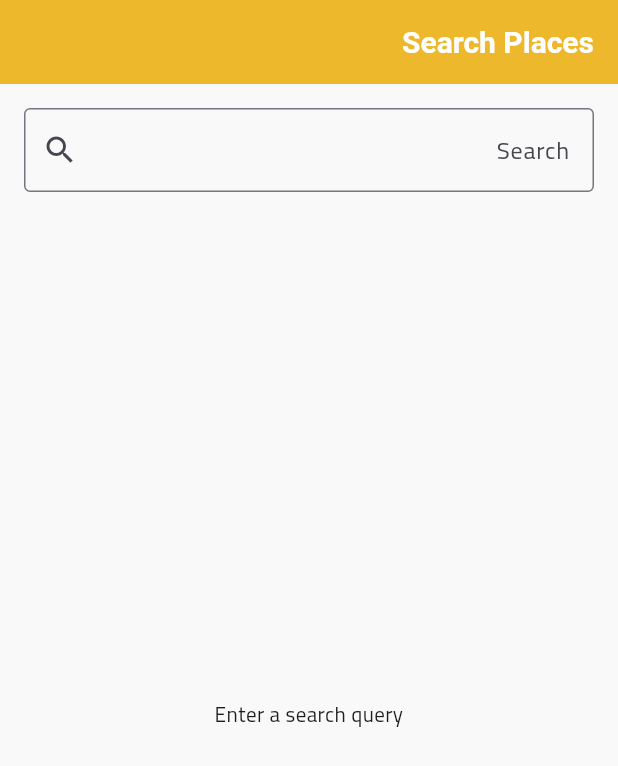
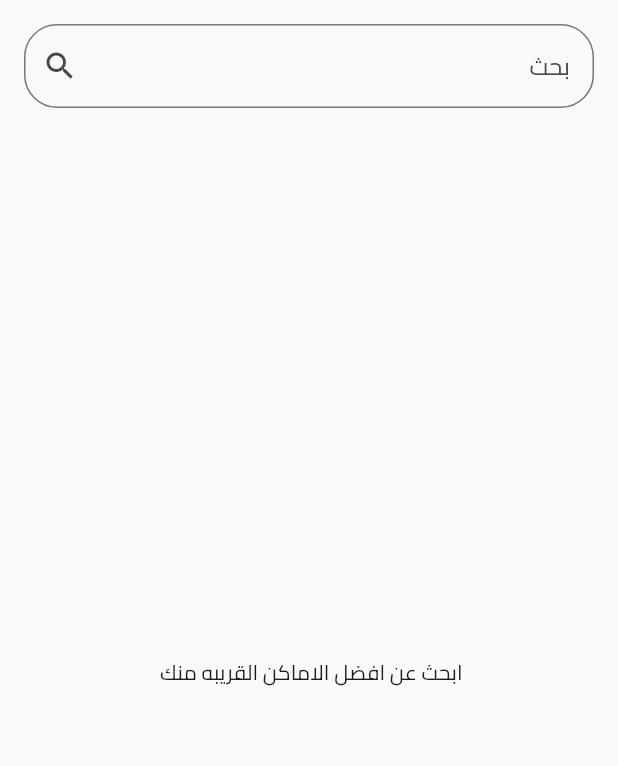
Before and after one commit to 4thPyramid/Review-and-order, a Flutter app: the SearchView screen opened directly, on a phone screen of 412 x 824 dp. Shown: the top 766 px of the screen. Run offline on Flutter 3.47's test engine with Material 3 defaults, Android fonts, the phone set to English and light mode, and no system bars; our stand-ins replace bloc, cached_network_image, dartz, dio, flutter_bloc, flutter_rating_bar and 9 more; accounts and stored records are empty; project files that could hold a hidden picture were left out.

Commit message:
feat: Refactor search functionality with new input and results components

```diff
--- a/lib/src/features/home/presentation/view/home_view.dart
+++ b/lib/src/features/home/presentation/view/home_view.dart
@@ -23,9 +23,6 @@ class HomeView extends StatelessWidget {
         child: Column(crossAxisAlignment: CrossAxisAlignment.start, children: [
           const HomeAppBar(),
           SizedBox(height: 20.h),
-          // const CustomTextFormField(
-          //     hintText: AppStrings.searchFor, prefixIcon: Icon(Icons.search)),
-          SizedBox(height: 20.h),
           const CustomRowFilter(),
           SizedBox(height: 20.h),
           const CustomTitle(title: AppStrings.bestRestaurantsCafes),
--- a/lib/src/features/search/data/datasourse/search_api_service.dart
+++ b/lib/src/features/search/data/datasourse/search_api_service.dart
@@ -20,8 +20,8 @@ class SearchApiServiceImpl implements SearchApiService {
   Future<Either<ErrorModel, SearchResponse>> getSearchResult(
       String query) async {
     try {
-      final response = await _api.get('search', queryParameters: {
-        'query': query,
+      final response = await _api.get('search?name=$query', queryParameters: {
+        'name': query,
       });
 
       final places = SearchResponse.fromJson(response);
--- a/lib/src/features/search/data/model/search_model.dart
+++ b/lib/src/features/search/data/model/search_model.dart
@@ -33,8 +33,8 @@ class SearchResponse {
   @JsonKey(name: 'per_page')
   final int perPage;
 
-  //@JsonKey(name: 'prev_page_url')
-  // final String prevPageUrl;
+  @JsonKey(name: 'prev_page_url')
+  final String prevPageUrl;
 
   final int to;
 
@@ -51,7 +51,7 @@ class SearchResponse {
     required this.nextPageUrl,
     required this.path,
     required this.perPage,
-    //required this.prevPageUrl,
+    required this.prevPageUrl,
     required this.to,
     required this.total,
   });
--- /dev/null
+++ b/lib/src/features/search/presentation/componant/search_input_field.dart
@@ -0,0 +1,37 @@
+import 'package:flutter/material.dart';
+import 'package:flutter_bloc/flutter_bloc.dart';
+import 'package:review_app/src/features/search/presentation/logic/cubit/search_cubit.dart';
+
+class SearchInputField extends StatelessWidget {
+  final TextEditingController _controller = TextEditingController();
+
+  SearchInputField({super.key});
+
+  @override
+  Widget build(BuildContext context) {
+    return TextField(
+      controller: _controller,
+      decoration: InputDecoration(
+        labelText: 'بحث',
+        hintText: 'ابحث عن مكان',
+        border: const OutlineInputBorder(
+          borderRadius: BorderRadius.all(Radius.circular(22)),
+        ),
+        suffixIcon: IconButton(
+          icon: const Icon(Icons.search),
+          onPressed: () {
+            final query = _controller.text.trim();
+            if (query.isNotEmpty) {
+              context.read<SearchCubit>().getSearchResult(query);
+            }
+          },
+        ),
+      ),
+      onSubmitted: (query) {
+        if (query.trim().isNotEmpty) {
+          context.read<SearchCubit>().getSearchResult(query);
+        }
+      },
+    );
+  }
+}
--- /dev/null
+++ b/lib/src/features/search/presentation/componant/search_result_componant.dart
@@ -0,0 +1,50 @@
+import 'dart:ui';
+
+import 'package:flutter/material.dart';
+import 'package:flutter_bloc/flutter_bloc.dart';
+import 'package:go_router/go_router.dart';
+import 'package:review_app/core/routes/router_names.dart';
+import 'package:review_app/src/features/search/presentation/logic/cubit/search_cubit.dart';
+
+class SearchResultsList extends StatelessWidget {
+  const SearchResultsList({super.key});
+
+  @override
+  Widget build(BuildContext context) {
+    return BlocBuilder<SearchCubit, SearchState>(
+      builder: (context, state) {
+        return state.when(
+          initial: () =>
+              const Center(child: Text('ابحث عن افضل الاماكن القريبه منك ')),
+          loading: () => const Center(child: CircularProgressIndicator()),
+          loaded: (searchResponse) {
+            final places = searchResponse.first.data;
+            if (places.isEmpty) {
+              return const Center(child: Text('لا يوجد نتائج'));
+            }
+            return ListView.builder(
+              itemCount: places.length,
+              itemBuilder: (context, index) {
+                final place = places[index];
+                return ListTile(
+                  onTap: () {
+                    context.pushReplacement(
+                      RouterNames.placeDetailsView,
+                      extra: {'placeId': places[index].id},
+                    );
+                  },
+                  title: Text(place.name),
+                  subtitle: Text(place.status),
+                  leading: place.coverImage != null
+                      ? Image.network(place.coverImage!)
+                      : const Icon(Icons.place),
+                );
+              },
+            );
+          },
+          error: (error) => Center(child: Text('Error: ${error.message}')),
+        );
+      },
+    );
+  }
+}
--- a/lib/src/features/search/presentation/logic/cubit/search_cubit.dart
+++ b/lib/src/features/search/presentation/logic/cubit/search_cubit.dart
@@ -16,10 +16,7 @@ class SearchCubit extends Cubit<SearchState> {
   Future<void> getSearchResult(String query) async {
     emit(const SearchState.loading());
     try {
-      final result = await _getSearchResults(query).timeout(
-        const Duration(seconds: 10),
-        onTimeout: () => Left(ErrorModel(message: 'Request timed out')),
-      );
+      final result = await _getSearchResults(query);
       result.fold(
         (error) => emit(SearchState.error(error)),
         (places) => emit(SearchState.loaded([places])),
--- a/lib/src/features/search/presentation/view/search_view.dart
+++ b/lib/src/features/search/presentation/view/search_view.dart
@@ -1,5 +1,7 @@
 import 'package:flutter/material.dart';
 import 'package:flutter_bloc/flutter_bloc.dart';
+import 'package:review_app/src/features/search/presentation/componant/search_input_field.dart';
+import 'package:review_app/src/features/search/presentation/componant/search_result_componant.dart';
 import 'package:review_app/src/features/search/presentation/logic/cubit/search_cubit.dart';
 
 class SearchView extends StatelessWidget {
@@ -8,18 +10,13 @@ class SearchView extends StatelessWidget {
   @override
   Widget build(BuildContext context) {
     return Scaffold(
-      appBar: AppBar(
-        title: const Text('Search Places'),
-      ),
       body: Padding(
         padding: const EdgeInsets.all(16.0),
         child: Column(
           children: [
-            // حقل إدخال البحث
             SearchInputField(),
             const SizedBox(height: 16),
-            // عرض نتائج البحث
-            Expanded(
+            const Expanded(
               child: SearchResultsList(),
             ),
           ],
@@ -28,69 +25,3 @@ class SearchView extends StatelessWidget {
     );
   }
 }
-
-class SearchInputField extends StatelessWidget {
-  final TextEditingController _controller = TextEditingController();
-
-  SearchInputField({super.key});
-
-  @override
-  Widget build(BuildContext context) {
-    return TextField(
-      controller: _controller,
-      decoration: InputDecoration(
-        labelText: 'Search',
-        hintText: 'Enter a place name',
-        border: OutlineInputBorder(),
-        suffixIcon: IconButton(
-          icon: const Icon(Icons.search),
-          onPressed: () {
-            final query = _controller.text.trim();
-            if (query.isNotEmpty) {
-              context.read<SearchCubit>().getSearchResult(query);
-            }
-          },
-        ),
-      ),
-      onSubmitted: (query) {
-        if (query.trim().isNotEmpty) {
-          context.read<SearchCubit>().getSearchResult(query);
-        }
-      },
-    );
-  }
-}
-
-class SearchResultsList extends StatelessWidget {
-  @override
-  Widget build(BuildContext context) {
-    return BlocBuilder<SearchCubit, SearchState>(
-      builder: (context, state) {
-        return state.when(
-          initial: () => const Center(child: Text('Enter a search query')),
-          loading: () => const Center(child: CircularProgressIndicator()),
-          loaded: (searchResponse) {
-            final places = searchResponse.first.data;
-            if (places.isEmpty) {
-              return const Center(child: Text('No results found'));
-            }
-            return ListView.builder(
-              itemCount: places.length,
-              itemBuilder: (context, index) {
-                final place = places[index];
-                return ListTile(
-                  title: Text(place.name),
-                  subtitle: Text(place.status),
-                  leading: place.coverImage != null
-                      ? Image.network(place.coverImage!)
-                      : const Icon(Icons.place),
-                );
-              },
-            );
-          },
-          error: (error) => Center(child: Text('Error: ${error.message}')),
-        );
-      },
-    );
-  }
-}
```
Also changed, not shown: lib/src/features/search/data/model/search_model.g.dart.
